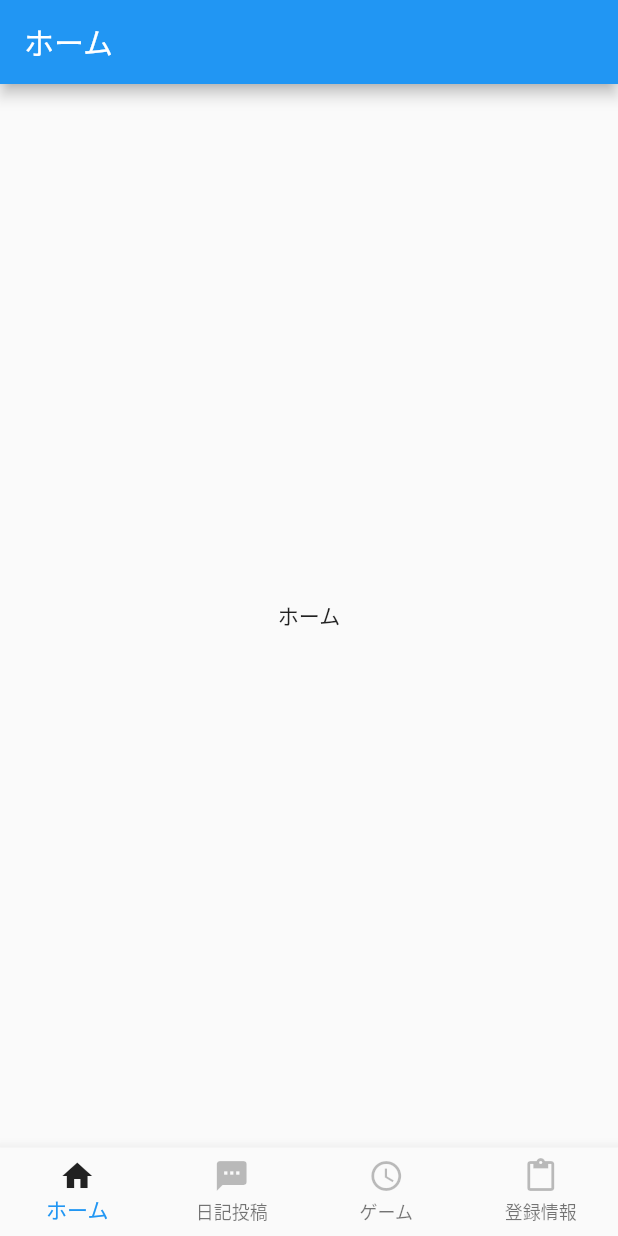
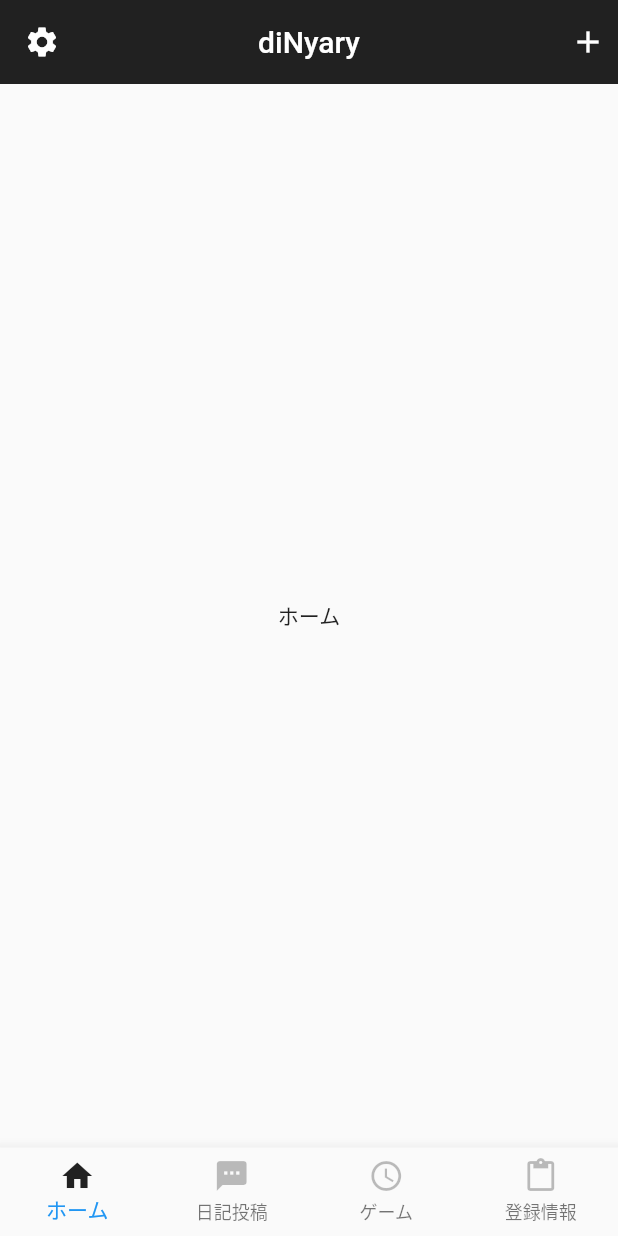
Before and after one commit to YutoUshijima/dinyary, a Flutter app: the screen it shows after launch, on a phone screen of 412 x 824 dp. Run offline on Flutter 3.47's test engine with Material 2 defaults, Android fonts, the phone set to English and light mode, and no system bars.

Commit message:
dinyaryに必要なページとヘッダーを追加

```diff
--- a/lib/main.dart
+++ b/lib/main.dart
@@ -1,5 +1,5 @@
 import 'package:flutter/material.dart';
-import 'header.dart'; // <- header.dart を インポート
+import 'routes/header.dart'; // <- header.dart を インポート
 import 'root.dart'; // <- footer.dart をインポート
 
 void main() {
--- a/lib/root.dart
+++ b/lib/root.dart
@@ -3,7 +3,7 @@ import 'package:flutter/material.dart';
 
 // == 作成したWidget をインポート ==================
 import 'routes/home_route.dart';
-import 'routes/User_route.dart';
+import 'routes/user_route.dart';
 import 'routes/timeline_route.dart';
 import 'routes/game_route.dart';
 // =============================================
--- a/lib/routes/game_route.dart
+++ b/lib/routes/game_route.dart
@@ -1,12 +1,11 @@
 import 'package:flutter/material.dart';
+import 'header.dart';
 
 class Game extends StatelessWidget { // <- (※1)
   @override
   Widget build(BuildContext context) {
     return Scaffold(
-      appBar: AppBar(
-        title: Text("ゲーム"), // <- (※2)
-      ),
+      appBar: Header(),
       body: Center(child: Text("ゲーム") // <- (※3)
           ),
     );
--- a/lib/header.dart
+++ b/lib/routes/header.dart
@@ -18,7 +18,7 @@ class Header extends StatelessWidget with PreferredSizeWidget{
        ),
      ],
      title: Text(
-       'ホーム',
+       'diNyary',
 		 ),
      backgroundColor: Colors.black87,
      centerTitle: true,
--- a/lib/routes/home_route.dart
+++ b/lib/routes/home_route.dart
@@ -1,12 +1,11 @@
 import 'package:flutter/material.dart';
+import 'header.dart';
 
 class Home extends StatelessWidget { // <- (※1)
   @override
   Widget build(BuildContext context) {
     return Scaffold(
-      appBar: AppBar(
-        title: Text("ホーム"), // <- (※2)
-      ),
+      appBar: Header(),
       body: Center(child: Text("ホーム") // <- (※3)
           ),
     );
--- a/lib/routes/timeline_route.dart
+++ b/lib/routes/timeline_route.dart
@@ -1,12 +1,11 @@
 import 'package:flutter/material.dart';
+import 'header.dart';
 
 class TimeLine extends StatelessWidget { // <- (※1)
   @override
   Widget build(BuildContext context) {
     return Scaffold(
-      appBar: AppBar(
-        title: Text("タイムライン"), // <- (※2)
-      ),
+      appBar: Header(),
       body: Center(child: Text("タイムライン") // <- (※3)
           ),
     );
```
Also changed, not shown: lib/routes/User_route.dart (+4 -4 lines), 1 other file.
